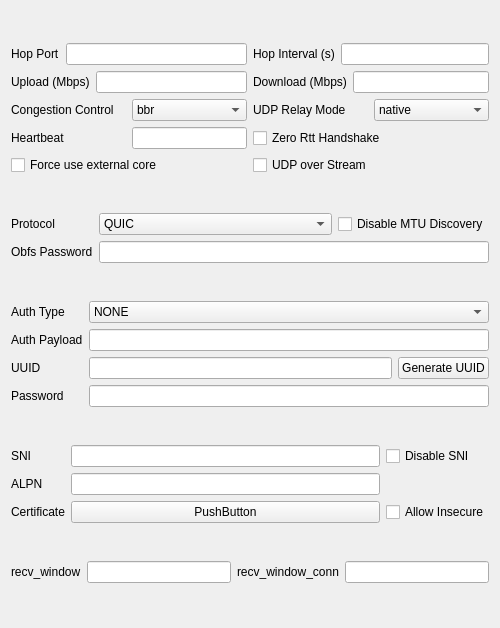
First picture: the form in src/ui/edit/EditQUIC.ui, repository Restia-Ashbell/nekobox, before the edit.
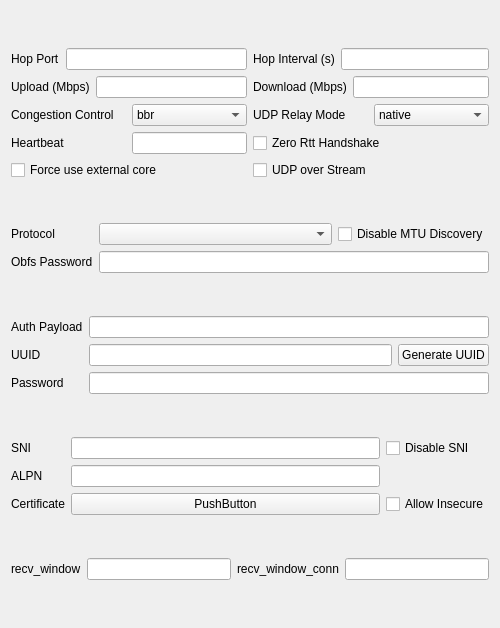
Second picture: the form after the edit.

The edit to the form file:
```diff
--- a/src/ui/edit/EditQUIC.ui
+++ b/src/ui/edit/EditQUIC.ui
@@ -193,23 +193,7 @@
      <item row="0" column="1">
       <layout class="QHBoxLayout" name="horizontalLayout_2">
        <item>
-        <widget class="QComboBox" name="hyProtocol">
-         <item>
-          <property name="text">
-           <string notr="true">QUIC</string>
-          </property>
-         </item>
-         <item>
-          <property name="text">
-           <string notr="true">FakeTCP</string>
-          </property>
-         </item>
-         <item>
-          <property name="text">
-           <string notr="true">wechat-video</string>
-          </property>
-         </item>
-        </widget>
+        <widget class="QComboBox" name="hyProtocol"/>
        </item>
        <item>
         <widget class="QCheckBox" name="disableMtuDiscovery">
@@ -233,36 +217,10 @@
    </item>
    <item>
     <layout class="QGridLayout" name="authentication">
-     <item row="2" column="1">
-      <widget class="QLineEdit" name="uuid"/>
+     <item row="2" column="1" colspan="2">
+      <widget class="QLineEdit" name="password"/>
      </item>
-     <item row="0" column="0">
-      <widget class="QLabel" name="authPayloadType_l">
-       <property name="sizePolicy">
-        <sizepolicy hsizetype="Maximum" vsizetype="Preferred">
-         <horstretch>0</horstretch>
-         <verstretch>0</verstretch>
-        </sizepolicy>
-       </property>
-       <property name="text">
-        <string>Auth Type</string>
-       </property>
-      </widget>
-     </item>
-     <item row="1" column="0">
-      <widget class="QLabel" name="authPayload_l">
-       <property name="sizePolicy">
-        <sizepolicy hsizetype="Maximum" vsizetype="Preferred">
-         <horstretch>0</horstretch>
-         <verstretch>0</verstretch>
-        </sizepolicy>
-       </property>
-       <property name="text">
-        <string>Auth Payload</string>
-       </property>
-      </widget>
-     </item>
-     <item row="3" column="0">
+     <item row="2" column="0">
       <widget class="QLabel" name="password_l">
        <property name="sizePolicy">
         <sizepolicy hsizetype="Maximum" vsizetype="Preferred">
@@ -275,44 +233,38 @@
        </property>
       </widget>
      </item>
-     <item row="2" column="0">
-      <widget class="QLabel" name="uuid_l">
+     <item row="0" column="0">
+      <widget class="QLabel" name="authPayload_l">
+       <property name="sizePolicy">
+        <sizepolicy hsizetype="Maximum" vsizetype="Preferred">
+         <horstretch>0</horstretch>
+         <verstretch>0</verstretch>
+        </sizepolicy>
+       </property>
        <property name="text">
-        <string notr="true">UUID</string>
+        <string>Auth Payload</string>
        </property>
       </widget>
      </item>
-     <item row="2" column="2">
+     <item row="1" column="1">
+      <widget class="QLineEdit" name="uuid"/>
+     </item>
+     <item row="1" column="2">
       <widget class="QPushButton" name="uuidgen">
        <property name="text">
         <string>Generate UUID</string>
        </property>
       </widget>
      </item>
-     <item row="3" column="1" colspan="2">
-      <widget class="QLineEdit" name="password"/>
-     </item>
-     <item row="1" column="1" colspan="2">
-      <widget class="QLineEdit" name="authPayload"/>
+     <item row="1" column="0">
+      <widget class="QLabel" name="uuid_l">
+       <property name="text">
+        <string notr="true">UUID</string>
+       </property>
+      </widget>
      </item>
      <item row="0" column="1" colspan="2">
-      <widget class="QComboBox" name="authPayloadType">
-       <item>
-        <property name="text">
-         <string notr="true">NONE</string>
-        </property>
-       </item>
-       <item>
-        <property name="text">
-         <string notr="true">STRING</string>
-        </property>
-       </item>
-       <item>
-        <property name="text">
-         <string notr="true">BASE64</string>
-        </property>
-       </item>
-      </widget>
+      <widget class="QLineEdit" name="authPayload"/>
      </item>
     </layout>
    </item>
```
Left out of the diff: 1 changed line with no effect on the pictures.
